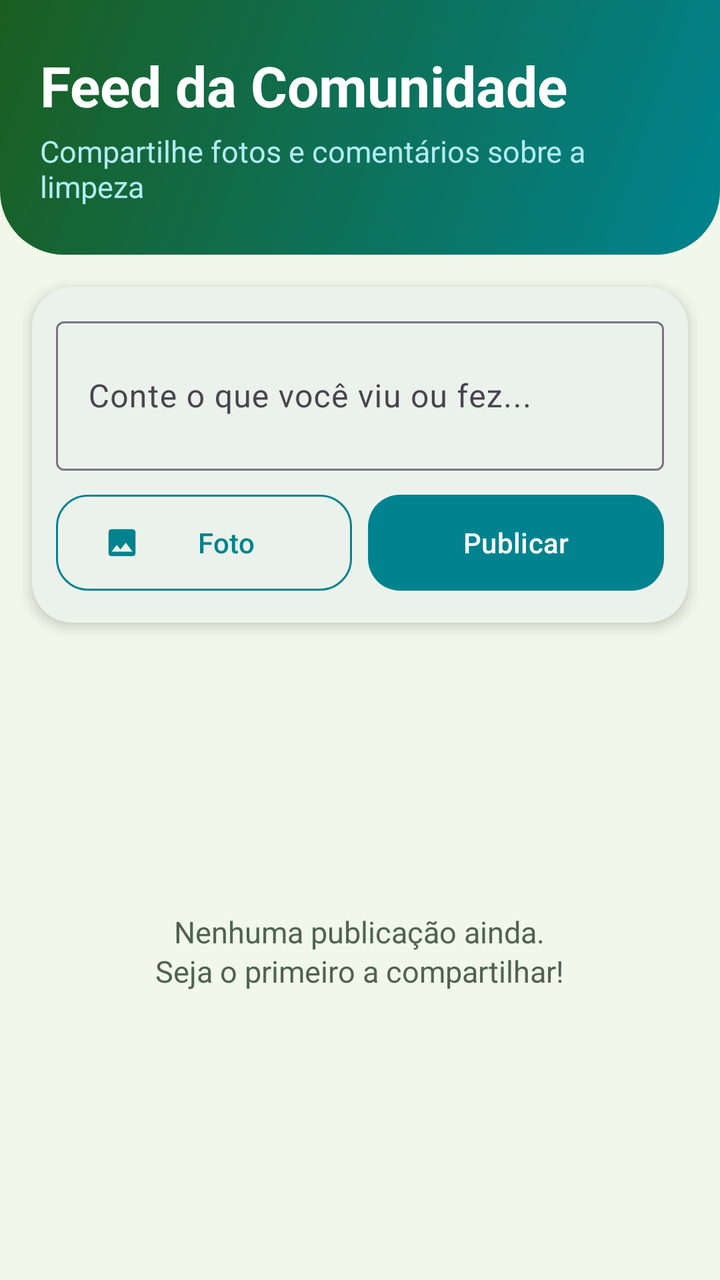
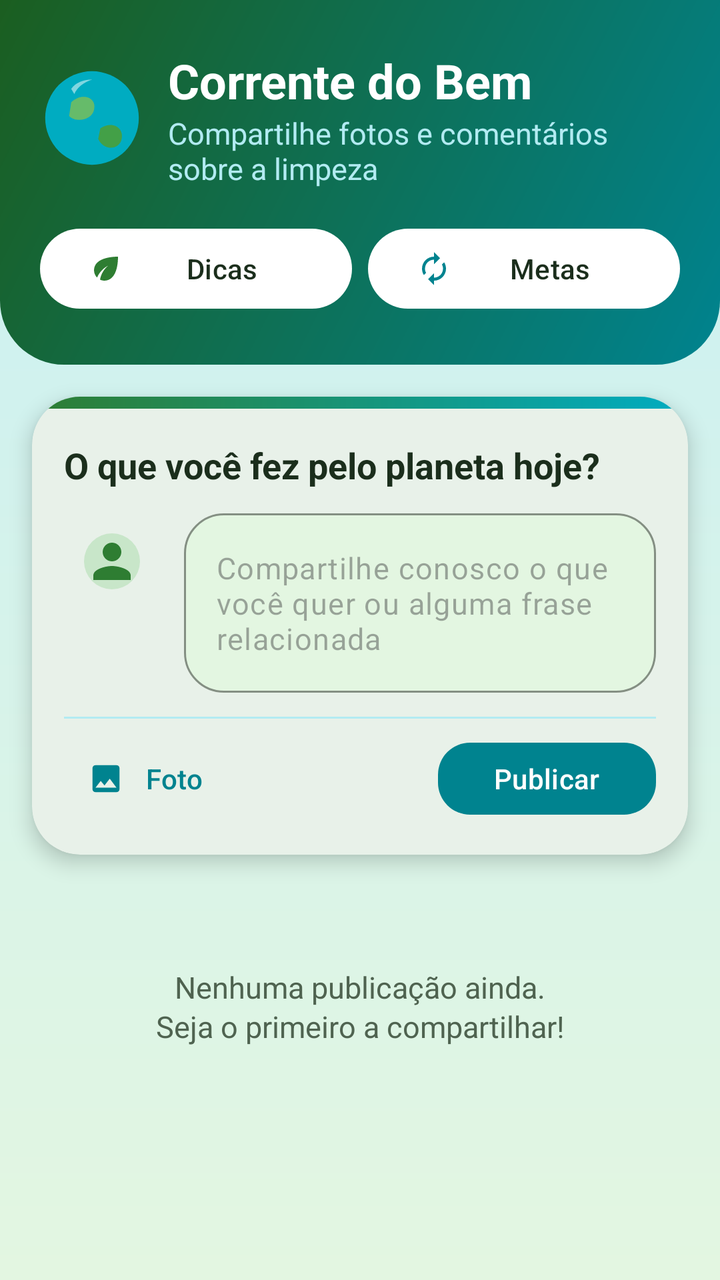

Compare the two renders of this Android layout. The source of the first and the diff that turns it into the second are given below.
<!-- AndroidManifest.xml: application theme Theme.OndaDoBem -->
<!-- res/layout/fragment_feed.xml -->
<?xml version="1.0" encoding="utf-8"?>
<LinearLayout xmlns:android="http://schemas.android.com/apk/res/android"
    xmlns:app="http://schemas.android.com/apk/res-auto"
    android:layout_width="match_parent"
    android:layout_height="match_parent"
    android:orientation="vertical">

    <LinearLayout
        android:layout_width="match_parent"
        android:layout_height="wrap_content"
        android:background="@drawable/bg_header"
        android:orientation="vertical"
        android:paddingStart="@dimen/margem_tela"
        android:paddingTop="24dp"
        android:paddingEnd="@dimen/margem_tela"
        android:paddingBottom="24dp">

        <TextView
            style="@style/TituloHeader"
            android:layout_width="wrap_content"
            android:layout_height="wrap_content"
            android:text="@string/feed_titulo" />

        <TextView
            style="@style/SubtituloHeader"
            android:layout_width="wrap_content"
            android:layout_height="wrap_content"
            android:layout_marginTop="4dp"
            android:text="@string/feed_subtitulo" />
    </LinearLayout>

    <com.google.android.material.card.MaterialCardView
        style="@style/CardEco"
        android:layout_marginStart="16dp"
        android:layout_marginTop="16dp"
        android:layout_marginEnd="16dp"
        android:layout_marginBottom="0dp">

        <LinearLayout
            android:layout_width="match_parent"
            android:layout_height="wrap_content"
            android:orientation="vertical"
            android:padding="12dp">

            <com.google.android.material.textfield.TextInputLayout
                style="@style/Widget.Material3.TextInputLayout.OutlinedBox"
                android:layout_width="match_parent"
                android:layout_height="wrap_content"
                android:hint="@string/hint_post">

                <com.google.android.material.textfield.TextInputEditText
                    android:id="@+id/edtPost"
                    android:layout_width="match_parent"
                    android:layout_height="wrap_content"
                    android:inputType="textMultiLine|textCapSentences"
                    android:minLines="2" />
            </com.google.android.material.textfield.TextInputLayout>

            <ImageView
                android:id="@+id/imgPrevia"
                android:layout_width="match_parent"
                android:layout_height="160dp"
                android:layout_marginTop="8dp"
                android:contentDescription="@string/desc_foto_post"
                android:scaleType="centerCrop"
                android:visibility="gone" />

            <LinearLayout
                android:layout_width="match_parent"
                android:layout_height="wrap_content"
                android:orientation="horizontal">

                <Button
                    android:id="@+id/btnFotoPost"
                    style="@style/BotaoVoltar"
                    android:layout_width="0dp"
                    android:layout_weight="1"
                    android:text="@string/btn_foto"
                    app:icon="@drawable/ic_foto"
                    app:iconTint="@color/icone_ciano" />

                <Button
                    android:id="@+id/btnPublicar"
                    style="@style/BotaoEco"
                    android:layout_width="0dp"
                    android:layout_marginStart="8dp"
                    android:layout_weight="1"
                    android:text="@string/btn_publicar" />
            </LinearLayout>
        </LinearLayout>
    </com.google.android.material.card.MaterialCardView>

    <FrameLayout
        android:layout_width="match_parent"
        android:layout_height="0dp"
        android:layout_weight="1">

        <androidx.recyclerview.widget.RecyclerView
            android:id="@+id/listaPosts"
            android:layout_width="match_parent"
            android:layout_height="match_parent"
            android:clipToPadding="false"
            android:padding="16dp" />

        <TextView
            android:id="@+id/txtVazio"
            style="@style/TextoCorpo"
            android:layout_width="wrap_content"
            android:layout_height="wrap_content"
            android:layout_gravity="center"
            android:gravity="center"
            android:text="@string/feed_vazio" />
    </FrameLayout>
</LinearLayout>
<!-- resources referenced by this layout -->
<resources>
  <dimen name="margem_tela">20dp</dimen>
  <string name="feed_titulo">Feed da Comunidade</string>
  <string name="hint_post">Conte o que você viu ou fez...</string>
  <style name="BotaoVoltar" parent="Widget.Material3.Button.OutlinedButton">
          <item name="android:layout_width">match_parent</item>
          <item name="android:layout_height">56dp</item>
          <item name="android:layout_marginTop">8dp</item>
          <item name="android:textColor">@color/icone_ciano</item>
          <item name="strokeColor">@color/icone_ciano</item>
          <item name="cornerRadius">16dp</item>
      </style>
  <style name="Theme.OndaDoBem" parent="Theme.Material3.DayNight.NoActionBar">
          <item name="colorPrimary">@color/verde_primario</item>
          <item name="colorOnPrimary">@color/branco</item>
          <item name="colorPrimaryContainer">@color/verde_claro</item>
          <item name="colorSecondary">@color/ciano_primario</item>
          <item name="colorOnSecondary">@color/branco</item>
          <item name="colorSurface">@color/superficie</item>
          <item name="colorOnSurface">@color/texto_principal</item>
          <item name="android:colorBackground">@color/fundo</item>
          <item name="android:windowBackground">@color/fundo</item>
          <item name="android:statusBarColor">@color/verde_escuro</item>
      </style>
  <!-- unchanged entries left out for length: 28 -->
</resources>

<!-- the commit's change to res/layout/fragment_feed.xml (unified diff, before → after) -->
@@ -1,114 +1,234 @@
 <?xml version="1.0" encoding="utf-8"?>
-<LinearLayout xmlns:android="http://schemas.android.com/apk/res/android"
+<androidx.core.widget.NestedScrollView xmlns:android="http://schemas.android.com/apk/res/android"
     xmlns:app="http://schemas.android.com/apk/res-auto"
     android:layout_width="match_parent"
     android:layout_height="match_parent"
-    android:orientation="vertical">
+    android:fillViewport="true">
 
     <LinearLayout
         android:layout_width="match_parent"
         android:layout_height="wrap_content"
-        android:background="@drawable/bg_header"
-        android:orientation="vertical"
-        android:paddingStart="@dimen/margem_tela"
-        android:paddingTop="24dp"
-        android:paddingEnd="@dimen/margem_tela"
-        android:paddingBottom="24dp">
-
-        <TextView
-            style="@style/TituloHeader"
-            android:layout_width="wrap_content"
-            android:layout_height="wrap_content"
-            android:text="@string/feed_titulo" />
-
-        <TextView
-            style="@style/SubtituloHeader"
-            android:layout_width="wrap_content"
-            android:layout_height="wrap_content"
-            android:layout_marginTop="4dp"
-            android:text="@string/feed_subtitulo" />
-    </LinearLayout>
-
-    <com.google.android.material.card.MaterialCardView
-        style="@style/CardEco"
-        android:layout_marginStart="16dp"
-        android:layout_marginTop="16dp"
-        android:layout_marginEnd="16dp"
-        android:layout_marginBottom="0dp">
+        android:orientation="vertical">
 
         <LinearLayout
             android:layout_width="match_parent"
             android:layout_height="wrap_content"
+            android:background="@drawable/bg_header"
             android:orientation="vertical"
-            android:padding="12dp">
-
-            <com.google.android.material.textfield.TextInputLayout
-                style="@style/Widget.Material3.TextInputLayout.OutlinedBox"
-                android:layout_width="match_parent"
-                android:layout_height="wrap_content"
-                android:hint="@string/hint_post">
-
-                <com.google.android.material.textfield.TextInputEditText
-                    android:id="@+id/edtPost"
-                    android:layout_width="match_parent"
-                    android:layout_height="wrap_content"
-                    android:inputType="textMultiLine|textCapSentences"
-                    android:minLines="2" />
-            </com.google.android.material.textfield.TextInputLayout>
-
-            <ImageView
-                android:id="@+id/imgPrevia"
-                android:layout_width="match_parent"
-                android:layout_height="160dp"
-                android:layout_marginTop="8dp"
-                android:contentDescription="@string/desc_foto_post"
-                android:scaleType="centerCrop"
-                android:visibility="gone" />
+            android:paddingStart="20dp"
+            android:paddingTop="24dp"
+            android:paddingEnd="20dp"
+            android:paddingBottom="24dp">
 
             <LinearLayout
                 android:layout_width="match_parent"
                 android:layout_height="wrap_content"
+                android:gravity="center_vertical"
                 android:orientation="horizontal">
 
+                <ImageView
+                    android:layout_width="52dp"
+                    android:layout_height="52dp"
+                    android:contentDescription="@string/desc_planeta"
+                    android:src="@drawable/ilustracao_planeta" />
+
+                <LinearLayout
+                    android:layout_width="0dp"
+                    android:layout_height="wrap_content"
+                    android:layout_marginStart="12dp"
+                    android:layout_weight="1"
+                    android:orientation="vertical">
+
+                    <TextView
+                        style="@style/TituloHeader"
+                        android:layout_width="wrap_content"
+                        android:layout_height="wrap_content"
+                        android:text="@string/home_titulo"
+                        android:textSize="24sp" />
+
+                    <TextView
+                        style="@style/SubtituloHeader"
+                        android:layout_width="wrap_content"
+                        android:layout_height="wrap_content"
+                        android:text="@string/feed_subtitulo" />
+                </LinearLayout>
+            </LinearLayout>
+
+            <LinearLayout
+                android:layout_width="match_parent"
+                android:layout_height="wrap_content"
+                android:layout_marginTop="16dp"
+                android:orientation="horizontal">
+
                 <Button
-                    android:id="@+id/btnFotoPost"
-                    style="@style/BotaoVoltar"
+                    android:id="@+id/btnAtalhoDicas"
+                    style="@style/Widget.Material3.Button.TonalButton"
                     android:layout_width="0dp"
+                    android:layout_height="48dp"
                     android:layout_weight="1"
-                    android:text="@string/btn_foto"
-                    app:icon="@drawable/ic_foto"
-                    app:iconTint="@color/icone_ciano" />
+                    android:text="@string/atalho_dicas"
+                    android:textColor="@color/texto_principal"
+                    app:backgroundTint="@color/superficie"
+                    app:icon="@drawable/ic_folha"
+                    app:iconTint="@color/icone" />
 
                 <Button
-                    android:id="@+id/btnPublicar"
-                    style="@style/BotaoEco"
+                    android:id="@+id/btnAtalhoMetas"
+                    style="@style/Widget.Material3.Button.TonalButton"
                     android:layout_width="0dp"
+                    android:layout_height="48dp"
                     android:layout_marginStart="8dp"
                     android:layout_weight="1"
-                    android:text="@string/btn_publicar" />
+                    android:text="@string/atalho_metas"
+                    android:textColor="@color/texto_principal"
+                    app:backgroundTint="@color/superficie"
+                    app:icon="@drawable/ic_reciclar"
+                    app:iconTint="@color/icone_ciano" />
             </LinearLayout>
         </LinearLayout>
-    </com.google.android.material.card.MaterialCardView>
-
-    <FrameLayout
-        android:layout_width="match_parent"
-        android:layout_height="0dp"
-        android:layout_weight="1">
+
+        <com.google.android.material.card.MaterialCardView
+            style="@style/CardEco"
+            android:layout_marginStart="16dp"
+            android:layout_marginTop="16dp"
+            android:layout_marginEnd="16dp"
+            android:layout_marginBottom="0dp"
+            app:cardCornerRadius="24dp"
+            app:cardElevation="6dp">
+
+            <LinearLayout
+                android:layout_width="match_parent"
+                android:layout_height="wrap_content"
+                android:orientation="vertical">
+
+                <View
+                    android:layout_width="match_parent"
+                    android:layout_height="6dp"
+                    android:background="@drawable/bg_faixa" />
+
+                <LinearLayout
+                    android:layout_width="match_parent"
+                    android:layout_height="wrap_content"
+                    android:orientation="vertical"
+                    android:padding="16dp">
+
+                    <TextView
+                        style="@style/TituloCard"
+                        android:layout_width="wrap_content"
+                        android:layout_height="wrap_content"
+                        android:text="@string/compose_titulo" />
+
+                    <LinearLayout
+                        android:layout_width="match_parent"
+                        android:layout_height="wrap_content"
+                        android:layout_marginTop="12dp"
+                        android:orientation="horizontal">
+
+                        <com.google.android.material.imageview.ShapeableImageView
+                            android:id="@+id/imgAvatarComposer"
+                            android:layout_width="48dp"
+                            android:layout_height="48dp"
+                            android:background="@color/verde_claro"
+                            android:contentDescription="@string/desc_avatar"
+                            android:padding="10dp"
+                            android:scaleType="centerCrop"
+                            android:src="@drawable/ic_pessoa"
+                            android:tint="@color/icone"
+                            app:shapeAppearanceOverlay="@style/FotoRedonda" />
+
+                        <com.google.android.material.textfield.TextInputLayout
+                            style="@style/Widget.Material3.TextInputLayout.OutlinedBox"
+                            android:layout_width="0dp"
+                            android:layout_height="wrap_content"
+                            android:layout_marginStart="12dp"
+                            android:layout_weight="1"
+                            app:boxBackgroundColor="@color/fundo_base"
+                            app:boxCornerRadiusBottomEnd="20dp"
+                            app:boxCornerRadiusBottomStart="20dp"
+                            app:boxCornerRadiusTopEnd="20dp"
+                            app:boxCornerRadiusTopStart="20dp"
+                            app:boxStrokeColor="@color/ciano_primario"
+                            app:hintEnabled="false">
+
+                            <com.google.android.material.textfield.TextInputEditText
+                                android:id="@+id/edtPost"
+                                android:layout_width="match_parent"
+                                android:layout_height="wrap_content"
+                                android:gravity="top|start"
+                                android:hint="@string/hint_post_novo"
+                                android:inputType="textMultiLine|textCapSentences"
+                                android:minLines="3"
+                                android:textSize="15sp" />
+                        </com.google.android.material.textfield.TextInputLayout>
+                    </LinearLayout>
+
+                    <ImageView
+                        android:id="@+id/imgPrevia"
+                        android:layout_width="match_parent"
+                        android:layout_height="160dp"
+                        android:layout_marginTop="12dp"
+                        android:contentDescription="@string/desc_foto_post"
+                        android:scaleType="centerCrop"
+                        android:visibility="gone" />
+
+                    <View
+                        android:layout_width="match_parent"
+                        android:layout_height="1dp"
+                        android:layout_marginTop="12dp"
+                        android:background="@color/ciano_claro" />
+
+                    <LinearLayout
+                        android:layout_width="match_parent"
+                        android:layout_height="wrap_content"
+                        android:layout_marginTop="8dp"
+                        android:gravity="center_vertical"
+                        android:orientation="horizontal">
+
+                        <Button
+                            android:id="@+id/btnFotoPost"
+                            style="@style/Widget.Material3.Button.TextButton"
+                            android:layout_width="wrap_content"
+                            android:layout_height="44dp"
+                            android:text="@string/btn_foto"
+                            android:textColor="@color/icone_ciano"
+                            app:icon="@drawable/ic_foto"
+                            app:iconTint="@color/icone_ciano" />
+
+                        <View
+                            android:layout_width="0dp"
+                            android:layout_height="1dp"
+                            android:layout_weight="1" />
+
+                        <Button
+                            android:id="@+id/btnPublicar"
+                            style="@style/BotaoEco"
+                            android:layout_width="wrap_content"
+                            android:layout_height="44dp"
+                            android:layout_marginTop="0dp"
+                            android:paddingStart="28dp"
+                            android:paddingEnd="28dp"
+                            android:text="@string/btn_publicar" />
+                    </LinearLayout>
+                </LinearLayout>
+            </LinearLayout>
+        </com.google.android.material.card.MaterialCardView>
 
         <androidx.recyclerview.widget.RecyclerView
             android:id="@+id/listaPosts"
             android:layout_width="match_parent"
-            android:layout_height="match_parent"
+            android:layout_height="wrap_content"
             android:clipToPadding="false"
+            android:nestedScrollingEnabled="false"
+            android:overScrollMode="never"
             android:padding="16dp" />
 
         <TextView
             android:id="@+id/txtVazio"
             style="@style/TextoCorpo"
-            android:layout_width="wrap_content"
+            android:layout_width="match_parent"
             android:layout_height="wrap_content"
-            android:layout_gravity="center"
             android:gravity="center"
+            android:padding="24dp"
             android:text="@string/feed_vazio" />
-    </FrameLayout>
-</LinearLayout>
+    </LinearLayout>
+</androidx.core.widget.NestedScrollView>
<!-- resource entries referenced after the edit -->
@@ -1,15 +1,81 @@
 <!-- resources referenced by this layout -->
 <resources>
-  <dimen name="margem_tela">20dp</dimen>
-  <string name="feed_titulo">Feed da Comunidade</string>
-  <string name="hint_post">Conte o que você viu ou fez...</string>
-  <style name="BotaoVoltar" parent="Widget.Material3.Button.OutlinedButton">
-          <item name="android:layout_width">match_parent</item>
-          <item name="android:layout_height">56dp</item>
-          <item name="android:layout_marginTop">8dp</item>
-          <item name="android:textColor">@color/icone_ciano</item>
-          <item name="strokeColor">@color/icone_ciano</item>
-          <item name="cornerRadius">16dp</item>
+  <color name="ciano_claro">#B2EBF2</color>
+  <color name="fundo_base">#E3F6E1</color>
+  <color name="icone">#2E7D32</color>
+  <!-- drawable bg_faixa (drawable) -->
+  <?xml version="1.0" encoding="utf-8"?>
+  <shape xmlns:android="http://schemas.android.com/apk/res/android"
+      android:shape="rectangle">
+      <gradient
+          android:angle="0"
+          android:endColor="@color/ciano_primario"
+          android:startColor="@color/verde_primario" />
+  </shape>
+  <!-- drawable ic_folha (drawable) -->
+  <vector xmlns:android="http://schemas.android.com/apk/res/android"
+      android:width="24dp"
+      android:height="24dp"
+      android:viewportWidth="24"
+      android:viewportHeight="24">
+      <path
+          android:fillColor="#000000"
+          android:pathData="M6.05,8.05c-2.73,2.73 -2.73,7.15 -0.02,9.88 1.47,-3.4 4.09,-6.24 7.36,-7.93 -2.77,2.34 -4.71,5.61 -5.39,9.32 2.6,1.23 5.8,0.78 7.95,-1.37C19.1,14.9 20,9 20,4 15,4 9.1,5 6.05,8.05z" />
+  </vector>
+  <!-- drawable ic_pessoa (drawable) -->
+  <vector xmlns:android="http://schemas.android.com/apk/res/android"
+      android:width="24dp"
+      android:height="24dp"
+      android:viewportWidth="24"
+      android:viewportHeight="24">
+      <path
+          android:fillColor="#000000"
+          android:pathData="M12,12c2.21,0 4,-1.79 4,-4s-1.79,-4 -4,-4 -4,1.79 -4,4 1.79,4 4,4zM12,14c-2.67,0 -8,1.34 -8,4v2h16v-2c0,-2.66 -5.33,-4 -8,-4z" />
+  </vector>
+  <!-- drawable ic_reciclar (drawable) -->
+  <vector xmlns:android="http://schemas.android.com/apk/res/android"
+      android:width="24dp"
+      android:height="24dp"
+      android:viewportWidth="24"
+      android:viewportHeight="24">
+      <path
+          android:fillColor="#000000"
+          android:pathData="M12,6v3l4,-4 -4,-4v3c-4.42,0 -8,3.58 -8,8 0,1.57 0.46,3.03 1.24,4.26L6.7,14.8c-0.45,-0.83 -0.7,-1.79 -0.7,-2.8 0,-3.31 2.69,-6 6,-6zM18.76,7.74L17.3,9.2c0.44,0.84 0.7,1.79 0.7,2.8 0,3.31 -2.69,6 -6,6v-3l-4,4 4,4v-3c4.42,0 8,-3.58 8,-8 0,-1.57 -0.46,-3.03 -1.24,-4.26z" />
+  </vector>
+  <!-- drawable ilustracao_planeta (drawable) -->
+  <vector xmlns:android="http://schemas.android.com/apk/res/android"
+      android:width="120dp"
+      android:height="120dp"
+      android:viewportWidth="100"
+      android:viewportHeight="100">
+      <path
+          android:fillColor="#00ACC1"
+          android:pathData="M50,50m-45,0a45,45 0,1 1,90 0a45,45 0,1 1,-90 0" />
+      <path
+          android:fillColor="#66BB6A"
+          android:pathData="M30,35C40,25 55,30 52,42C50,52 35,55 28,48Z" />
+      <path
+          android:fillColor="#43A047"
+          android:pathData="M58,60C70,52 82,60 78,72C74,82 60,80 56,70Z" />
+      <path
+          android:fillColor="#80FFFFFF"
+          android:pathData="M30,22C34,16 42,13 50,13C42,16 36,20 33,27Z" />
+  </vector>
+  <string name="atalho_dicas">Dicas</string>
+  <string name="atalho_metas">Metas</string>
+  <string name="compose_titulo">O que você fez pelo planeta hoje?</string>
+  <string name="desc_avatar">Foto do perfil</string>
+  <string name="desc_planeta">Ilustração do planeta Terra com oceanos e florestas</string>
+  <string name="hint_post_novo">Compartilhe conosco o que você quer ou alguma frase relacionada</string>
+  <string name="home_titulo">Corrente do Bem</string>
+  <style name="FotoRedonda">
+          <item name="cornerFamily">rounded</item>
+          <item name="cornerSize">50%</item>
+      </style>
+  <style name="TituloCard">
+          <item name="android:textColor">@color/texto_principal</item>
+          <item name="android:textSize">@dimen/texto_card_titulo</item>
+          <item name="android:textStyle">bold</item>
       </style>
   <style name="Theme.OndaDoBem" parent="Theme.Material3.DayNight.NoActionBar">
           <item name="colorPrimary">@color/verde_primario</item>
@@ -20,9 +86,20 @@
           <item name="colorSurface">@color/superficie</item>
           <item name="colorOnSurface">@color/texto_principal</item>
           <item name="android:colorBackground">@color/fundo</item>
-          <item name="android:windowBackground">@color/fundo</item>
+          <item name="android:windowBackground">@drawable/bg_app</item>
           <item name="android:statusBarColor">@color/verde_escuro</item>
       </style>
+  <dimen name="texto_card_titulo">18sp</dimen>
+  <!-- drawable bg_app (drawable) -->
+  <?xml version="1.0" encoding="utf-8"?>
+  <shape xmlns:android="http://schemas.android.com/apk/res/android"
+      android:shape="rectangle">
+      <gradient
+          android:angle="270"
+          android:endColor="@color/fundo_base"
+          android:startColor="@color/fundo_topo" />
+  </shape>
+  <color name="fundo_topo">#C9F0F4</color>
   <!-- unchanged entries left out for length: 28 -->
 </resources>
 
